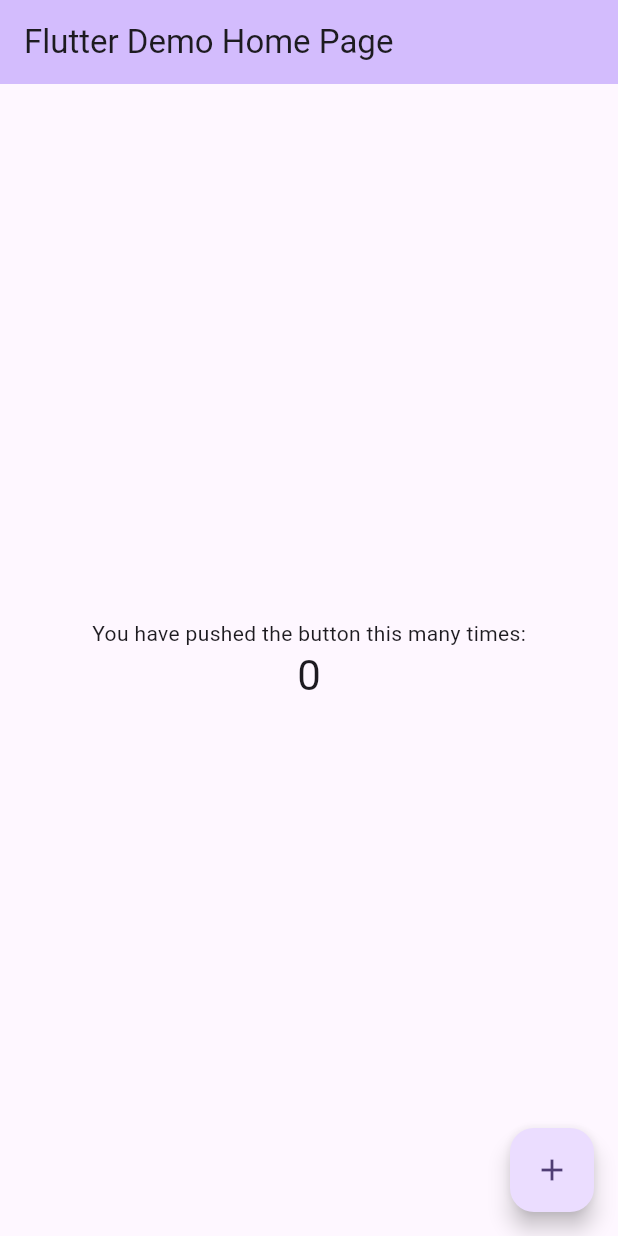
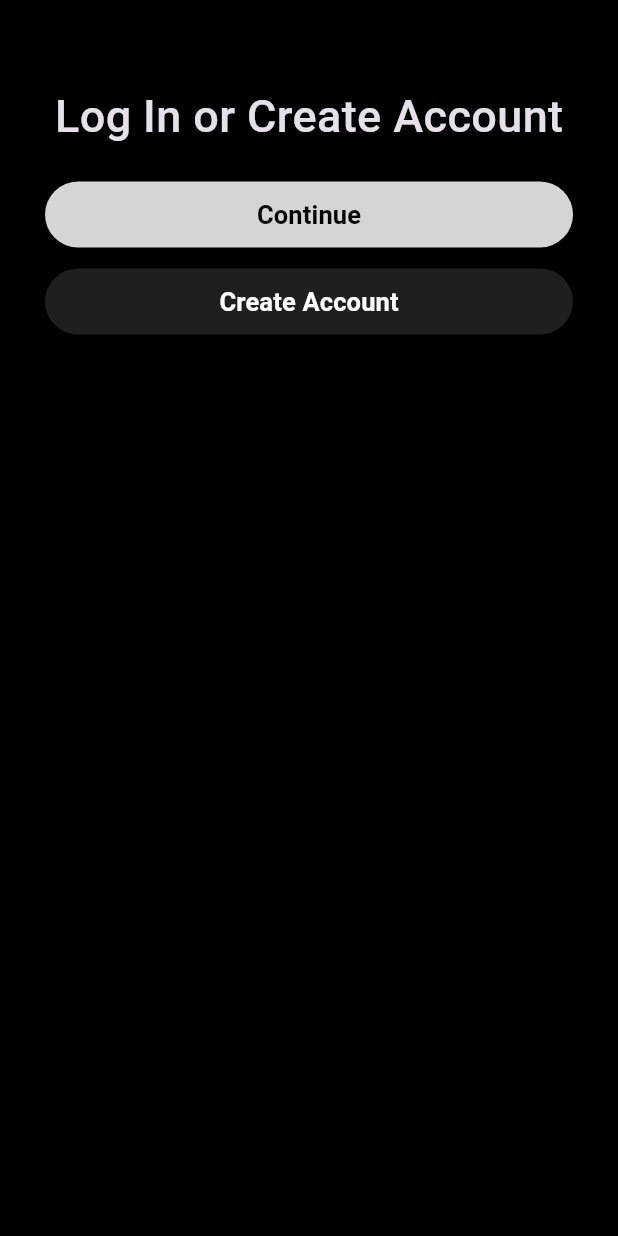
Before and after one commit to traces-app/traces, a Flutter app: the screen it shows after launch, on a phone screen of 412 x 824 dp. Run offline on Flutter 3.47's test engine with Material 3 defaults, Android fonts, the light colour scheme and no system bars.

Commit message:
created the navigation structure for login related views

```diff
--- a/lib/main.dart
+++ b/lib/main.dart
@@ -1,125 +1,26 @@
 import 'package:flutter/material.dart';
+import 'package:traces/pages/authentication/authentication.dart';
 
 void main() {
-  runApp(const MyApp());
+  runApp(const RootWidget());
 }
 
-class MyApp extends StatelessWidget {
-  const MyApp({super.key});
+class RootWidget extends StatefulWidget {
+  const RootWidget({super.key});
 
-  // This widget is the root of your application.
+  @override
+  State<RootWidget> createState() => _RootWidgetState();
+}
+
+// This widget is the root of the application.
+class _RootWidgetState extends State<RootWidget> {
   @override
   Widget build(BuildContext context) {
     return MaterialApp(
-      title: 'Flutter Demo',
-      theme: ThemeData(
-        // This is the theme of your application.
-        //
-        // TRY THIS: Try running your application with "flutter run". You'll see
-        // the application has a purple toolbar. Then, without quitting the app,
-        // try changing the seedColor in the colorScheme below to Colors.green
-        // and then invoke "hot reload" (save your changes or press the "hot
-        // reload" button in a Flutter-supported IDE, or press "r" if you used
-        // the command line to start the app).
-        //
-        // Notice that the counter didn't reset back to zero; the application
-        // state is not lost during the reload. To reset the state, use hot
-        // restart instead.
-        //
-        // This works for code too, not just values: Most code changes can be
-        // tested with just a hot reload.
-        colorScheme: ColorScheme.fromSeed(seedColor: Colors.deepPurple),
-        useMaterial3: true,
-      ),
-      home: const MyHomePage(title: 'Flutter Demo Home Page'),
+      debugShowCheckedModeBanner: false,
+      title: 'Traces',
+      theme: ThemeData.dark(),
+      home: const AuthenticationPage(),
     );
   }
 }
-
-class MyHomePage extends StatefulWidget {
-  const MyHomePage({super.key, required this.title});
-
-  // This widget is the home page of your application. It is stateful, meaning
-  // that it has a State object (defined below) that contains fields that affect
-  // how it looks.
-
-  // This class is the configuration for the state. It holds the values (in this
-  // case the title) provided by the parent (in this case the App widget) and
-  // used by the build method of the State. Fields in a Widget subclass are
-  // always marked "final".
-
-  final String title;
-
-  @override
-  State<MyHomePage> createState() => _MyHomePageState();
-}
-
-class _MyHomePageState extends State<MyHomePage> {
-  int _counter = 0;
-
-  void _incrementCounter() {
-    setState(() {
-      // This call to setState tells the Flutter framework that something has
-      // changed in this State, which causes it to rerun the build method below
-      // so that the display can reflect the updated values. If we changed
-      // _counter without calling setState(), then the build method would not be
-      // called again, and so nothing would appear to happen.
-      _counter++;
-    });
-  }
-
-  @override
-  Widget build(BuildContext context) {
-    // This method is rerun every time setState is called, for instance as done
-    // by the _incrementCounter method above.
-    //
-    // The Flutter framework has been optimized to make rerunning build methods
-    // fast, so that you can just rebuild anything that needs updating rather
-    // than having to individually change instances of widgets.
-    return Scaffold(
-      appBar: AppBar(
-        // TRY THIS: Try changing the color here to a specific color (to
-        // Colors.amber, perhaps?) and trigger a hot reload to see the AppBar
-        // change color while the other colors stay the same.
-        backgroundColor: Theme.of(context).colorScheme.inversePrimary,
-        // Here we take the value from the MyHomePage object that was created by
-        // the App.build method, and use it to set our appbar title.
-        title: Text(widget.title),
-      ),
-      body: Center(
-        // Center is a layout widget. It takes a single child and positions it
-        // in the middle of the parent.
-        child: Column(
-          // Column is also a layout widget. It takes a list of children and
-          // arranges them vertically. By default, it sizes itself to fit its
-          // children horizontally, and tries to be as tall as its parent.
-          //
-          // Column has various properties to control how it sizes itself and
-          // how it positions its children. Here we use mainAxisAlignment to
-          // center the children vertically; the main axis here is the vertical
-          // axis because Columns are vertical (the cross axis would be
-          // horizontal).
-          //
-          // TRY THIS: Invoke "debug painting" (choose the "Toggle Debug Paint"
-          // action in the IDE, or press "p" in the console), to see the
-          // wireframe for each widget.
-          mainAxisAlignment: MainAxisAlignment.center,
-          children: <Widget>[
-            const Text(
-              'You have pushed the button this many times:',
-            ),
-            Text(
-              '$_counter',
-              style: Theme.of(context).textTheme.headlineMedium,
-            ),
-          ],
-        ),
-      ),
-      floatingActionButton: FloatingActionButton(
-        onPressed: _incrementCounter,
-        tooltip: 'Increment',
-        child: const Icon(Icons.add),
-      ), // This trailing comma makes auto-formatting nicer for build methods.
-    );
-  }
-}
--- /dev/null
+++ b/lib/pages/authentication/layouts/layout.dart
@@ -0,0 +1,24 @@
+import 'package:flutter/material.dart';
+
+class AuthenticationLayout extends StatelessWidget {
+  final List<Widget>? children;
+  const AuthenticationLayout({this.children, super.key});
+
+  @override
+  Widget build(BuildContext context) {
+    return Scaffold(
+      appBar: AppBar(
+        backgroundColor: Colors.black,
+      ),
+      backgroundColor: Colors.black,
+      body: Padding(
+        padding: const EdgeInsets.symmetric(horizontal: 30),
+        child: Column(
+          children: [
+            ...(children ?? []),
+          ],
+        ),
+      ),
+    );
+  }
+}
--- /dev/null
+++ b/lib/pages/authentication/views/authentication_page.dart
@@ -0,0 +1,87 @@
+import 'package:flutter/cupertino.dart';
+import 'package:flutter/material.dart';
+import 'package:traces/pages/authentication/authentication.dart';
+
+class AuthenticationPage extends StatelessWidget {
+  const AuthenticationPage({super.key});
+
+  @override
+  Widget build(BuildContext context) {
+    return AuthenticationLayout(
+      children: [
+        Center(
+          child: Column(
+            children: [
+              const Text(
+                "Log In or Create Account",
+                style: TextStyle(fontSize: 30, fontWeight: FontWeight.w500),
+              ),
+              const SizedBox(height: 20),
+              Column(
+                children: [
+                  SizedBox(
+                    width: double.infinity,
+                    child: ElevatedButton(
+                      onPressed: () {
+                        Navigator.push(
+                          context,
+                          CupertinoPageRoute(
+                            builder: (context) => const PasswordPage(),
+                          ),
+                        );
+                      },
+                      style: const ButtonStyle(
+                        padding: WidgetStatePropertyAll(EdgeInsets.all(10)),
+                        backgroundColor: WidgetStatePropertyAll(
+                          Color.fromARGB(213, 255, 255, 255),
+                        ),
+                      ),
+                      child: const Text(
+                        "Continue",
+                        style: TextStyle(
+                          fontWeight: FontWeight.w600,
+                          fontSize: 17,
+                          color: Colors.black,
+                        ),
+                      ),
+                    ),
+                  ),
+                  const SizedBox(
+                    height: 10,
+                  ),
+                  SizedBox(
+                    width: double.infinity,
+                    child: ElevatedButton(
+                      onPressed: () {
+                        Navigator.push(
+                          context,
+                          CupertinoPageRoute(
+                            builder: (context) => const CreateAccountPage(),
+                          ),
+                        );
+                      },
+                      style: const ButtonStyle(
+                        padding: WidgetStatePropertyAll(
+                          EdgeInsets.all(10),
+                        ),
+                        backgroundColor: WidgetStatePropertyAll(Colors.white12),
+                      ),
+                      child: const Text(
+                        "Create Account",
+                        style: TextStyle(
+                          fontWeight: FontWeight.w600,
+                          fontSize: 17,
+                          color: Colors.white,
+                        ),
+                      ),
+                    ),
+                  )
+                ],
+              ),
+            ],
+          ),
+        ),
+      ],
+    );
+  }
+}
```
Also changed, not shown: lib/pages/authentication/authentication.dart (added, +7 -0 lines), lib/pages/authentication/views/create_account_page.dart (added, +57 -0 lines), lib/pages/authentication/views/forgot_password_page.dart (added, +57 -0 lines), lib/pages/authentication/views/password_page.dart (added, +87 -0 lines), lib/pages/authentication/views/policies_page.dart (added, +49 -0 lines), lib/pages/authentication/views/verification_page.dart (added, +57 -0 lines), 2 other files.
